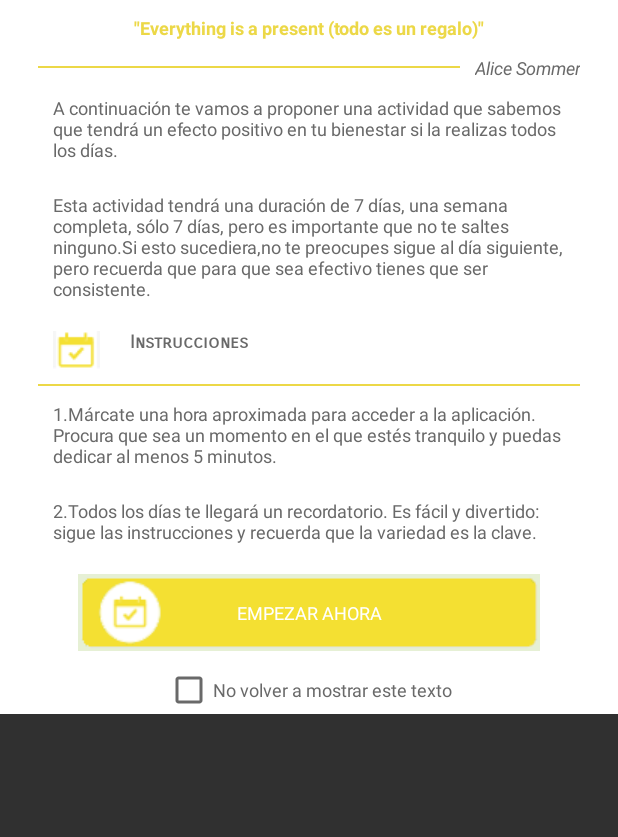
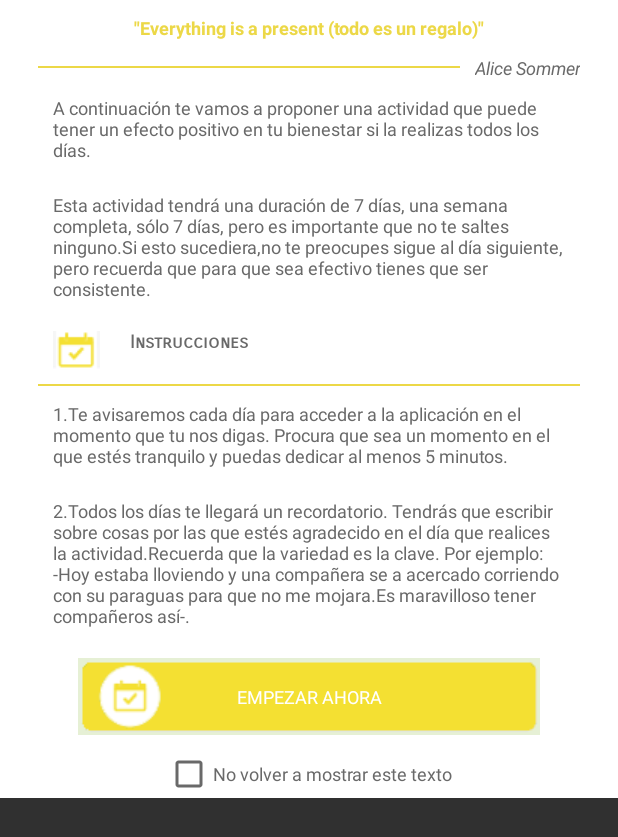
Before and after one commit to jmlorenzo50/HappMovil, an Android app: the layout valoracion_dia_instrucciones.xml on its own in the app's theme, with its tools: preview values and no code run, on a phone screen of 412 x 824 dp. Shown: the top 837 px of the screen. Run offline under Robolectric (Android 15) with nearby library versions, the phone set to English and light mode, and no system bars.

Commit message:
cambio textos

```diff
--- a/app/src/main/res/values/strings.xml
+++ b/app/src/main/res/values/strings.xml
@@ -30,10 +30,10 @@
     <string name="actos_bondad_cita_05">2. Recuerda que la variedad es la clave, sorpréndenos añadiendo cualquier acto que se te ocurra.</string>
 
     <string name="valoracion_dia_cita_01">\"Everything is a present (todo es un regalo)\"</string>
-    <string name="valoracion_dia_cita_02">A continuación te vamos a proponer una actividad que sabemos que tendrá un efecto positivo en tu bienestar si la realizas todos los días.</string>
+    <string name="valoracion_dia_cita_02">A continuación te vamos a proponer una actividad que puede tener un efecto positivo en tu bienestar si la realizas todos los días.</string>
     <string name="valoracion_dia_cita_03">Esta actividad tendrá una duración de 7 días, una semana completa, sólo 7 días, pero es importante que no te saltes ninguno.Si esto sucediera,no te preocupes sigue al día siguiente, pero recuerda que para que sea efectivo tienes que ser consistente.</string>
-    <string name="valoracion_dia_cita_04">1.Márcate una hora aproximada para acceder a la aplicación. Procura que sea un momento en el que estés tranquilo y puedas dedicar al menos 5 minutos.</string>
-    <string name="valoracion_dia_cita_05">2.Todos los días te llegará un recordatorio. Es fácil y divertido: sigue las instrucciones y recuerda que la variedad es la clave.</string>
+    <string name="valoracion_dia_cita_04">1.Te avisaremos cada día para  acceder a la aplicación en el momento que tu nos digas. Procura que sea un momento en el que estés tranquilo y puedas dedicar al menos 5 minutos.</string>
+    <string name="valoracion_dia_cita_05">2.Todos los días te llegará un recordatorio. Tendrás que escribir sobre cosas por las que estés agradecido en el día que realices la actividad.Recuerda que la variedad es la clave. Por ejemplo: -"Hoy estaba lloviendo y una compañera se a acercado corriendo con su paraguas para que no me mojara.Es maravilloso tener compañeros así"-.</string>
     <string name="valoracion_dia_hoy">Hoy</string>
     <string name="valoracion_dia_ayer">Ayer</string>
     <string name="valoracion_dia_sin_datos">Todavía no has escrito tu valoración del día</string>
```
